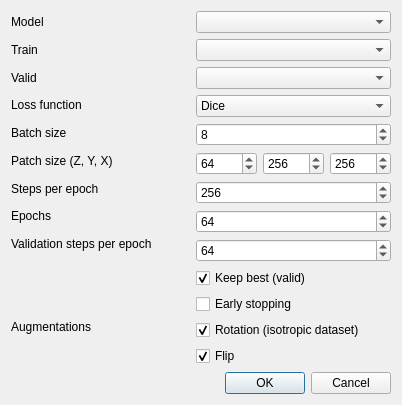
Above: window_train.ui from Cyril-Meyer/DeepSCEM before the change. Below: the same form after it.
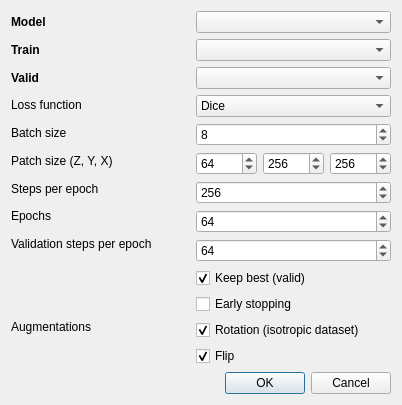
That is the form after the change.

Diff of the .ui file:
```diff
--- a/window_train.ui
+++ b/window_train.ui
@@ -20,6 +20,12 @@
       <layout class="QVBoxLayout" name="verticalLayout_left">
        <item>
         <widget class="QLabel" name="label_model">
+         <property name="font">
+          <font>
+           <weight>75</weight>
+           <bold>true</bold>
+          </font>
+         </property>
          <property name="text">
           <string>Model</string>
          </property>
@@ -27,6 +33,12 @@
        </item>
        <item>
         <widget class="QLabel" name="label_dataset_train">
+         <property name="font">
+          <font>
+           <weight>75</weight>
+           <bold>true</bold>
+          </font>
+         </property>
          <property name="text">
           <string>Train</string>
          </property>
@@ -34,6 +46,12 @@
        </item>
        <item>
         <widget class="QLabel" name="label_dataset_valid">
+         <property name="font">
+          <font>
+           <weight>75</weight>
+           <bold>true</bold>
+          </font>
+         </property>
          <property name="text">
           <string>Valid</string>
          </property>
```
